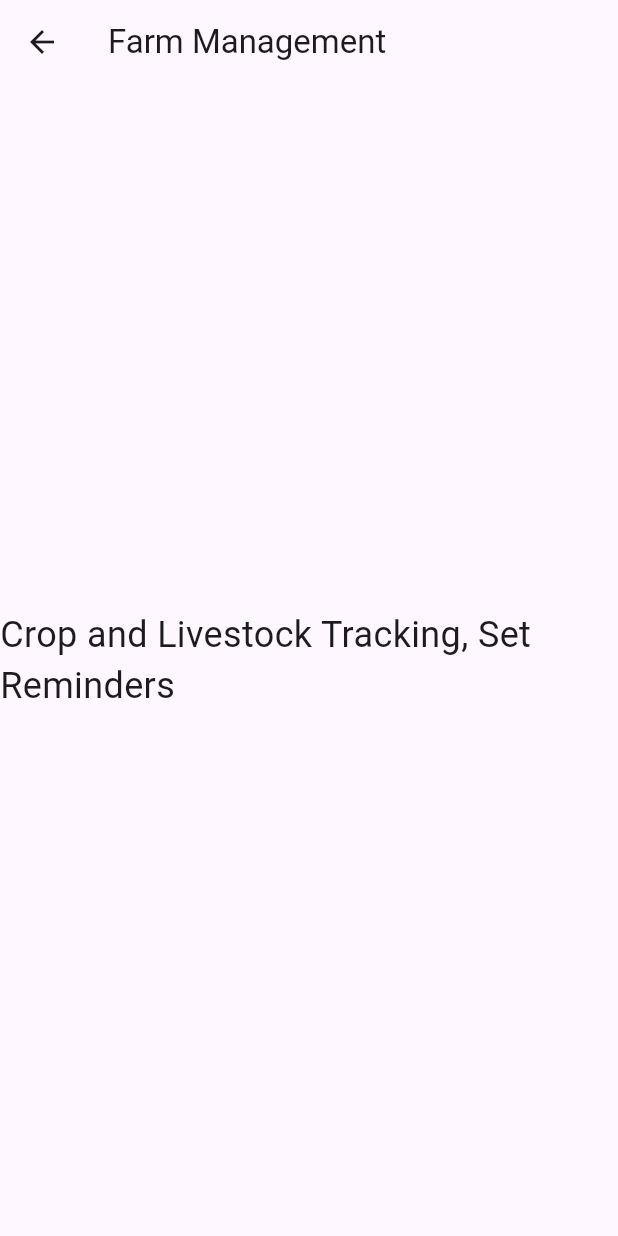
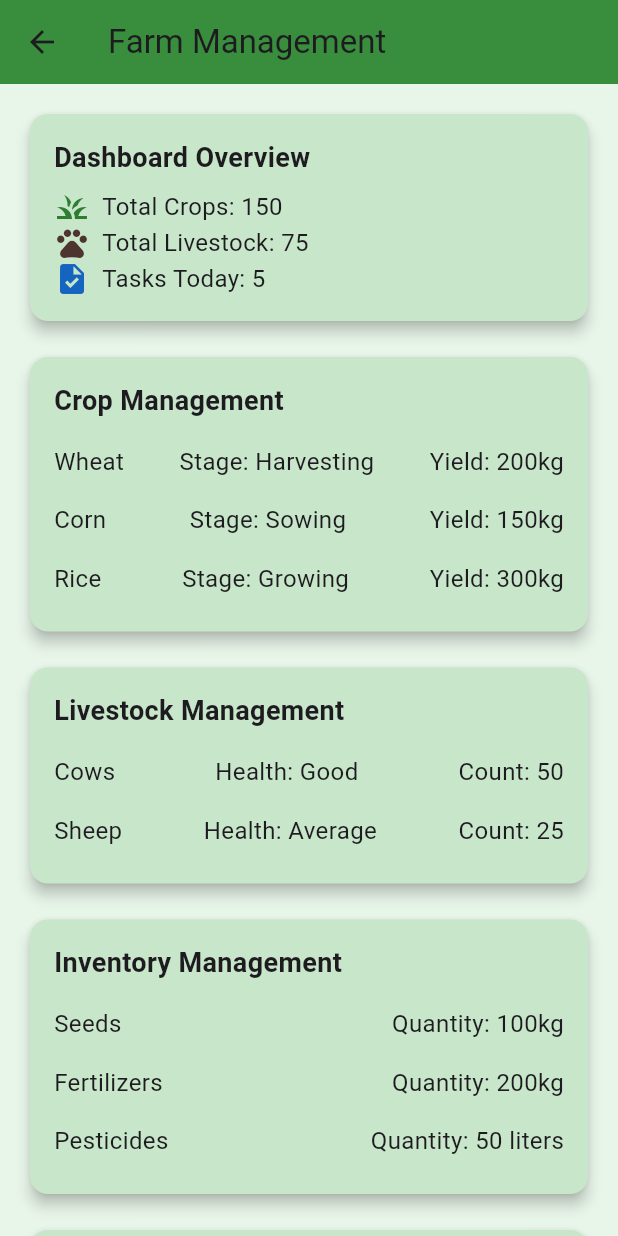
Before and after one commit to ManassehG/Farmernekt, a Flutter app: the FarmManagementPage screen opened directly, on a phone screen of 412 x 824 dp. Run offline on Flutter 3.47's test engine with Material 3 defaults, Android fonts, the phone set to English and light mode, and no system bars; our stand-ins replace curved_navigation_bar, image_picker, permission_handler.

Commit message:
created a farm mangement page

```diff
--- a/farmernekt/lib/bottom_nav.dart
+++ b/farmernekt/lib/bottom_nav.dart
@@ -3,6 +3,7 @@ import 'package:curved_navigation_bar/curved_navigation_bar.dart';
 import 'navigation-components/farmeducation.dart';
 import 'navigation-components/marketplace.dart';
 import 'navigation-components/community-networking.dart';
+import 'navigation-components/farm-management.dart';
 
 class BottomNav extends StatefulWidget {
   @override
@@ -65,20 +66,3 @@ class UserAuthPage extends StatelessWidget {
     );
   }
 }
-
-class FarmManagementPage extends StatelessWidget {
-  @override
-  Widget build(BuildContext context) {
-    return Scaffold(
-      appBar: AppBar(
-        title: Text('Farm Management'),
-      ),
-      body: Center(
-        child: Text(
-          'Crop and Livestock Tracking, Set Reminders',
-          style: TextStyle(fontSize: 24),
-        ),
-      ),
-    );
-  }
-}
--- /dev/null
+++ b/farmernekt/lib/navigation-components/farm-management.dart
@@ -0,0 +1,383 @@
+import 'package:flutter/material.dart';
+import 'package:intl/intl.dart';
+
+class FarmManagementPage extends StatelessWidget {
+  @override
+  Widget build(BuildContext context) {
+    return Scaffold(
+      appBar: AppBar(
+        title: Text('Farm Management'),
+        backgroundColor: Colors.green[700],
+      ),
+      body: Container(
+        color: Colors.green[50], // Background color
+        child: SingleChildScrollView(
+          padding: EdgeInsets.all(16.0),
+          child: Column(
+            crossAxisAlignment: CrossAxisAlignment.start,
+            children: [
+              DashboardOverview(),
+              SizedBox(height: 16.0),
+              CropManagement(),
+              SizedBox(height: 16.0),
+              LivestockManagement(),
+              SizedBox(height: 16.0),
+              InventoryManagement(),
+              SizedBox(height: 16.0),
+              TaskManagement(),
+              SizedBox(height: 16.0),
+              FinancialManagement(),
+              SizedBox(height: 16.0),
+              WeatherForecast(),
+              SizedBox(height: 16.0),
+              ReportsAndAnalytics(),
+            ],
+          ),
+        ),
+      ),
+    );
+  }
+}
+
+class DashboardOverview extends StatelessWidget {
+  @override
+  Widget build(BuildContext context) {
+    return Card(
+      elevation: 4.0,
+      shape: RoundedRectangleBorder(borderRadius: BorderRadius.circular(12.0)),
+      color: Colors.green[100],
+      child: Padding(
+        padding: EdgeInsets.all(16.0),
+        child: Column(
+          crossAxisAlignment: CrossAxisAlignment.start,
+          children: [
+            Text('Dashboard Overview',
+                style: TextStyle(fontSize: 18, fontWeight: FontWeight.bold)),
+            SizedBox(height: 8.0),
+            Row(
+              children: [
+                Icon(Icons.grass, color: Colors.green[800]),
+                SizedBox(width: 8.0),
+                Text('Total Crops: 150', style: TextStyle(fontSize: 16)),
+              ],
+            ),
+            Row(
+              children: [
+                Icon(Icons.pets, color: Colors.brown[800]),
+                SizedBox(width: 8.0),
+                Text('Total Livestock: 75', style: TextStyle(fontSize: 16)),
+              ],
+            ),
+            Row(
+              children: [
+                Icon(Icons.task, color: Colors.blue[800]),
+                SizedBox(width: 8.0),
+                Text('Tasks Today: 5', style: TextStyle(fontSize: 16)),
+              ],
+            ),
+          ],
+        ),
+      ),
+    );
+  }
+}
+
+class CropManagement extends StatelessWidget {
+  @override
+  Widget build(BuildContext context) {
+    return Card(
+      elevation: 4.0,
+      shape: RoundedRectangleBorder(borderRadius: BorderRadius.circular(12.0)),
+      color: Colors.green[100],
+      child: Padding(
+        padding: EdgeInsets.all(16.0),
+        child: Column(
+          crossAxisAlignment: CrossAxisAlignment.start,
+          children: [
+            Text('Crop Management',
+                style: TextStyle(fontSize: 18, fontWeight: FontWeight.bold)),
+            SizedBox(height: 8.0),
+            CropTile(
+                cropName: 'Wheat', growthStage: 'Harvesting', yield: '200kg'),
+            CropTile(cropName: 'Corn', growthStage: 'Sowing', yield: '150kg'),
+            CropTile(cropName: 'Rice', growthStage: 'Growing', yield: '300kg'),
+          ],
+        ),
+      ),
+    );
+  }
+}
+
+class LivestockManagement extends StatelessWidget {
+  @override
+  Widget build(BuildContext context) {
+    return Card(
+      elevation: 4.0,
+      shape: RoundedRectangleBorder(borderRadius: BorderRadius.circular(12.0)),
+      color: Colors.green[100],
+      child: Padding(
+        padding: EdgeInsets.all(16.0),
+        child: Column(
+          crossAxisAlignment: CrossAxisAlignment.start,
+          children: [
+            Text('Livestock Management',
+                style: TextStyle(fontSize: 18, fontWeight: FontWeight.bold)),
+            SizedBox(height: 8.0),
+            LivestockTile(
+                livestockType: 'Cows', healthStatus: 'Good', count: 50),
+            LivestockTile(
+                livestockType: 'Sheep', healthStatus: 'Average', count: 25),
+          ],
+        ),
+      ),
+    );
+  }
+}
+
+class InventoryManagement extends StatelessWidget {
+  @override
+  Widget build(BuildContext context) {
+    return Card(
+      elevation: 4.0,
+      shape: RoundedRectangleBorder(borderRadius: BorderRadius.circular(12.0)),
+      color: Colors.green[100],
+      child: Padding(
+        padding: EdgeInsets.all(16.0),
+        child: Column(
+          crossAxisAlignment: CrossAxisAlignment.start,
+          children: [
+            Text('Inventory Management',
+                style: TextStyle(fontSize: 18, fontWeight: FontWeight.bold)),
+            SizedBox(height: 8.0),
+            InventoryTile(itemName: 'Seeds', quantity: '100kg'),
+            InventoryTile(itemName: 'Fertilizers', quantity: '200kg'),
+            InventoryTile(itemName: 'Pesticides', quantity: '50 liters'),
+          ],
+        ),
+      ),
+    );
+  }
+}
+
+class TaskManagement extends StatelessWidget {
+  @override
+  Widget build(BuildContext context) {
+    return Card(
+      elevation: 4.0,
+      shape: RoundedRectangleBorder(borderRadius: BorderRadius.circular(12.0)),
+      color: Colors.green[100],
+      child: Padding(
+        padding: EdgeInsets.all(16.0),
+        child: Column(
+          crossAxisAlignment: CrossAxisAlignment.start,
+          children: [
+            Text('Task Management',
+                style: TextStyle(fontSize: 18, fontWeight: FontWeight.bold)),
+            SizedBox(height: 8.0),
+            TaskTile(
+                taskDescription: 'Water the crops',
+                dueDate: DateTime.now().add(Duration(days: 1))),
+            TaskTile(
+                taskDescription: 'Feed the livestock',
+                dueDate: DateTime.now().add(Duration(days: 2))),
+            TaskTile(
+                taskDescription: 'Harvest wheat',
+                dueDate: DateTime.now().add(Duration(days: 3))),
+          ],
+        ),
+      ),
+    );
+  }
+}
+
+class FinancialManagement extends StatelessWidget {
+  @override
+  Widget build(BuildContext context) {
+    return Card(
+      elevation: 4.0,
+      shape: RoundedRectangleBorder(borderRadius: BorderRadius.circular(12.0)),
+      color: Colors.green[100],
+      child: Padding(
+        padding: EdgeInsets.all(16.0),
+        child: Column(
+          crossAxisAlignment: CrossAxisAlignment.start,
+          children: [
+            Text('Financial Management',
+                style: TextStyle(fontSize: 18, fontWeight: FontWeight.bold)),
+            SizedBox(height: 8.0),
+            FinancialTile(description: 'Seeds Purchase', amount: 500.0),
+            FinancialTile(description: 'Fertilizer Purchase', amount: 300.0),
+            FinancialTile(description: 'Livestock Sale', amount: 1500.0),
+          ],
+        ),
+      ),
+    );
+  }
+}
+
+class WeatherForecast extends StatelessWidget {
+  @override
+  Widget build(BuildContext context) {
+    return Card(
+      elevation: 4.0,
+      shape: RoundedRectangleBorder(borderRadius: BorderRadius.circular(12.0)),
+      color: Colors.green[100],
+      child: Padding(
+        padding: EdgeInsets.all(16.0),
+        child: Column(
+          crossAxisAlignment: CrossAxisAlignment.start,
+          children: [
+            Text('Weather Forecast',
+                style: TextStyle(fontSize: 18, fontWeight: FontWeight.bold)),
+            SizedBox(height: 8.0),
+            Text('Today: Sunny, 28°C', style: TextStyle(fontSize: 16)),
+            Text('Tomorrow: Cloudy, 22°C', style: TextStyle(fontSize: 16)),
+            Text('Day after Tomorrow: Rainy, 20°C',
+                style: TextStyle(fontSize: 16)),
+          ],
+        ),
+      ),
+    );
+  }
+}
+
+class ReportsAndAnalytics extends StatelessWidget {
+  @override
+  Widget build(BuildContext context) {
+    return Card(
+      elevation: 4.0,
+      shape: RoundedRectangleBorder(borderRadius: BorderRadius.circular(12.0)),
+      color: Colors.green[100],
+      child: Padding(
+        padding: EdgeInsets.all(16.0),
+        child: Column(
+          crossAxisAlignment: CrossAxisAlignment.start,
+          children: [
+            Text('Reports and Analytics',
+                style: TextStyle(fontSize: 18, fontWeight: FontWeight.bold)),
+            SizedBox(height: 8.0),
+            Text('Crop Yield: 2000kg', style: TextStyle(fontSize: 16)),
+            Text('Livestock Production: 1500 liters of milk',
+                style: TextStyle(fontSize: 16)),
+            Text('Total Expenses: \$2000', style: TextStyle(fontSize: 16)),
+            Text('Total Revenue: \$5000', style: TextStyle(fontSize: 16)),
+          ],
+        ),
+      ),
+    );
+  }
+}
+
+class CropTile extends StatelessWidget {
+  final String cropName;
+  final String growthStage;
+  final String yield;
+
+  CropTile(
+      {required this.cropName, required this.growthStage, required this.yield});
+
+  @override
+  Widget build(BuildContext context) {
+    return Padding(
+      padding: const EdgeInsets.symmetric(vertical: 8.0),
+      child: Row(
+        mainAxisAlignment: MainAxisAlignment.spaceBetween,
+        children: [
+          Text(cropName, style: TextStyle(fontSize: 16)),
+          Text('Stage: $growthStage', style: TextStyle(fontSize: 16)),
+          Text('Yield: $yield', style: TextStyle(fontSize: 16)),
+        ],
+      ),
+    );
+  }
+}
+
+class LivestockTile extends StatelessWidget {
+  final String livestockType;
+  final String healthStatus;
+  final int count;
+
+  LivestockTile(
+      {required this.livestockType,
+      required this.healthStatus,
+      required this.count});
+
+  @override
+  Widget build(BuildContext context) {
+    return Padding(
+      padding: const EdgeInsets.symmetric(vertical: 8.0),
+      child: Row(
+        mainAxisAlignment: MainAxisAlignment.spaceBetween,
+        children: [
+          Text(livestockType, style: TextStyle(fontSize: 16)),
+          Text('Health: $healthStatus', style: TextStyle(fontSize: 16)),
+          Text('Count: $count', style: TextStyle(fontSize: 16)),
+        ],
+      ),
+    );
+  }
+}
+
+class InventoryTile extends StatelessWidget {
+  final String itemName;
+  final String quantity;
+
+  InventoryTile({required this.itemName, required this.quantity});
+
+  @override
+  Widget build(BuildContext context) {
+    return Padding(
+      padding: const EdgeInsets.symmetric(vertical: 8.0),
+      child: Row(
+        mainAxisAlignment: MainAxisAlignment.spaceBetween,
+        children: [
+          Text(itemName, style: TextStyle(fontSize: 16)),
+          Text('Quantity: $quantity', style: TextStyle(fontSize: 16)),
+        ],
+      ),
+    );
+  }
+}
+
+class TaskTile extends StatelessWidget {
+  final String taskDescription;
+  final DateTime dueDate;
+
+  TaskTile({required this.taskDescription, required this.dueDate});
+
+  @override
+  Widget build(BuildContext context) {
+    return Padding(
+      padding: const EdgeInsets.symmetric(vertical: 8.0),
+      child: Row(
+        mainAxisAlignment: MainAxisAlignment.spaceBetween,
+        children: [
+          Text(taskDescription, style: TextStyle(fontSize: 16)),
+          Text('Due: ${DateFormat('dd/MM/yyyy').format(dueDate)}',
+              style: TextStyle(fontSize: 16)),
+        ],
+      ),
+    );
+  }
+}
+
+class FinancialTile extends StatelessWidget {
+  final String description;
+  final double amount;
+
+  FinancialTile({required this.description, required this.amount});
+
+  @override
+  Widget build(BuildContext context) {
+    return Padding(
+      padding: const EdgeInsets.symmetric(vertical: 8.0),
+      child: Row(
+        mainAxisAlignment: MainAxisAlignment.spaceBetween,
+        children: [
+          Text(description, style: TextStyle(fontSize: 16)),
+          Text('\$$amount', style: TextStyle(fontSize: 16)),
+        ],
+      ),
+    );
+  }
+}
--- a/farmernekt/pubspec.yaml
+++ b/farmernekt/pubspec.yaml
@@ -33,6 +33,7 @@ dependencies:
   curved_navigation_bar: ^1.0.1
   image_picker: ^0.8.4+4
   permission_handler: ^10.2.0
+  intl: ^0.17.0
 
 
   # The following adds the Cupertino Icons font to your application.
```
Also changed, not shown: farmernekt/pubspec.lock.
